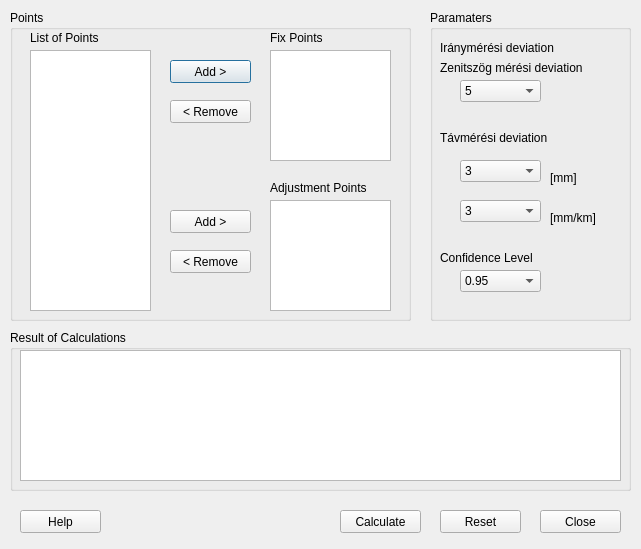
First picture: the form in network_calc.ui, repository zsiki/ls, before the edit.
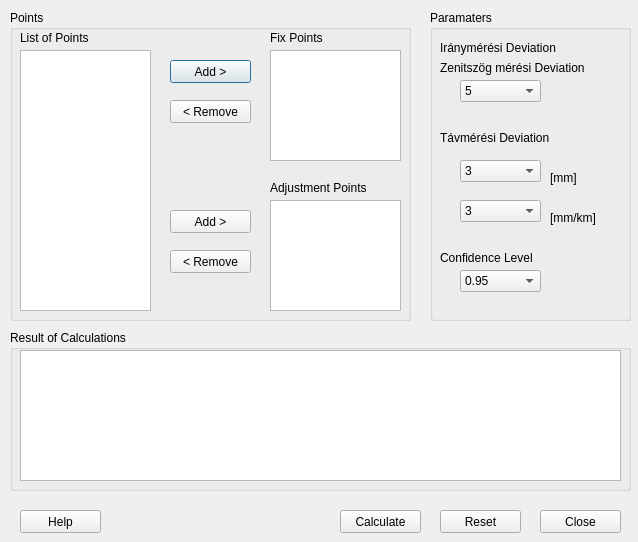
Second picture: the form after the edit.

Commit message: edited Network Calc dialog, widgets name, tab order, widgets and window size .ui

Diff of the .ui file:
```diff
--- a/network_calc.ui
+++ b/network_calc.ui
@@ -6,8 +6,8 @@
    <rect>
     <x>0</x>
     <y>0</y>
-    <width>641</width>
-    <height>549</height>
+    <width>638</width>
+    <height>542</height>
    </rect>
   </property>
   <property name="sizePolicy">
@@ -18,14 +18,14 @@
   </property>
   <property name="minimumSize">
    <size>
-    <width>641</width>
-    <height>549</height>
+    <width>638</width>
+    <height>542</height>
    </size>
   </property>
   <property name="maximumSize">
    <size>
-    <width>641</width>
-    <height>549</height>
+    <width>638</width>
+    <height>542</height>
    </size>
   </property>
   <property name="windowTitle">
@@ -58,9 +58,9 @@
    <widget class="QListView" name="Points_ListView">
     <property name="geometry">
      <rect>
-      <x>20</x>
+      <x>10</x>
       <y>40</y>
-      <width>121</width>
+      <width>131</width>
       <height>261</height>
      </rect>
     </property>
@@ -108,7 +108,7 @@
      <rect>
       <x>260</x>
       <y>40</y>
-      <width>121</width>
+      <width>131</width>
       <height>111</height>
      </rect>
     </property>
@@ -135,7 +135,7 @@
    <widget class="QLabel" name="ListPoints_Label">
     <property name="geometry">
      <rect>
-      <x>20</x>
+      <x>10</x>
       <y>20</y>
       <width>121</width>
       <height>16</height>
@@ -194,7 +194,7 @@
      <rect>
       <x>260</x>
       <y>190</y>
-      <width>121</width>
+      <width>131</width>
       <height>111</height>
      </rect>
     </property>
@@ -424,7 +424,7 @@
      </sizepolicy>
     </property>
     <property name="text">
-     <string>Távmérési deviation</string>
+     <string>Távmérési Deviation</string>
     </property>
    </widget>
    <widget class="QComboBox" name="TavmeresDevMMKM_ComboBox">
@@ -523,7 +523,7 @@
      </sizepolicy>
     </property>
     <property name="text">
-     <string>Iránymérési deviation</string>
+     <string>Iránymérési Deviation</string>
     </property>
    </widget>
    <widget class="QLabel" name="ZenitDev_Label">
@@ -542,7 +542,7 @@
      </sizepolicy>
     </property>
     <property name="text">
-     <string>Zenitszög mérési deviation</string>
+     <string>Zenitszög mérési Deviation</string>
     </property>
    </widget>
   </widget>
```
Left out of the diff: 74 changed lines with no effect on the pictures.
